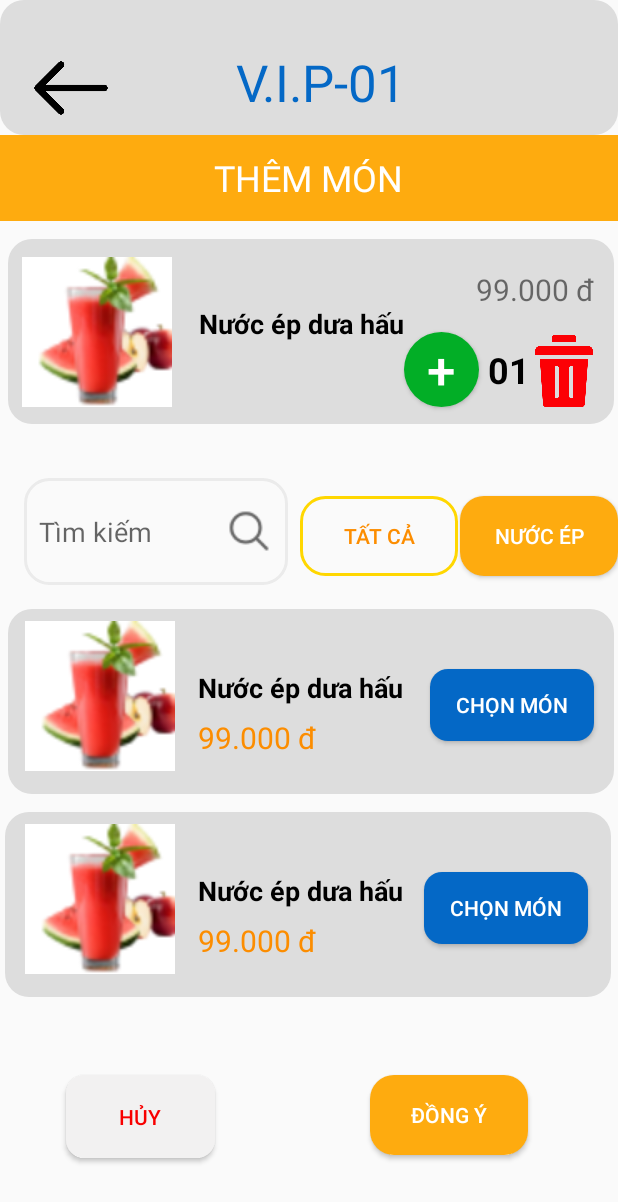
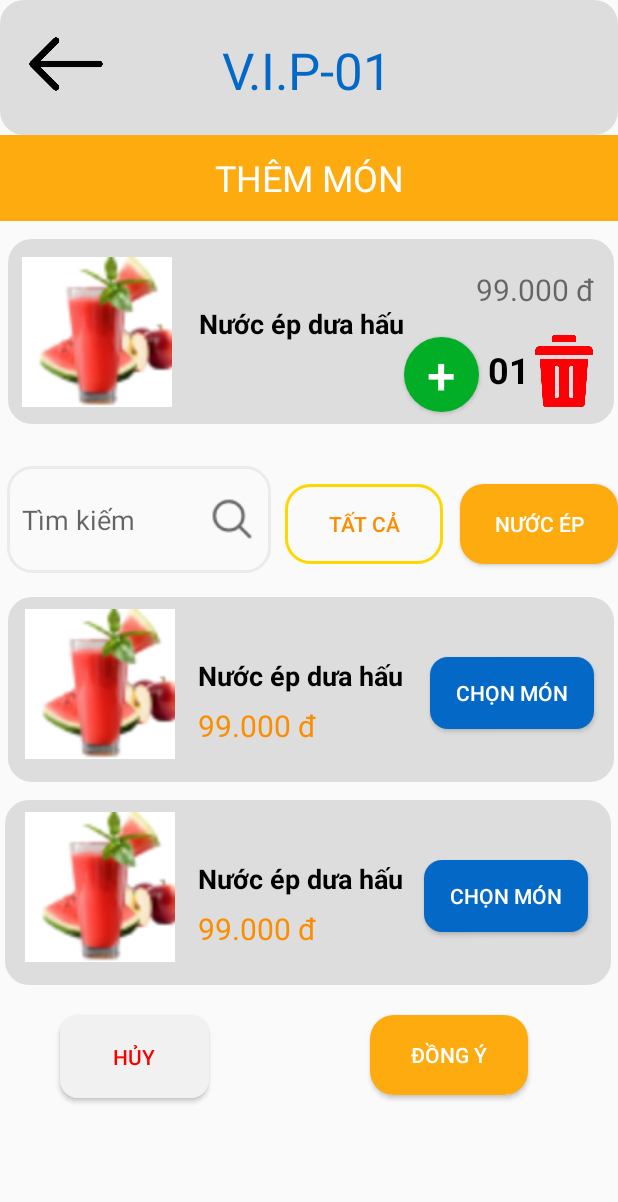
Before and after one commit to truongvu1508/BeanyDrinks, an Android app: the them_mon_cho_ban screen opened directly, with no data from a screen before it, on a phone screen of 412 x 824 dp. Shown: the top 1202 px of the screen. Run offline under Robolectric (Android 15) with nearby library versions, the phone set to English and light mode, and no system bars.

Commit message:
bao_update

```diff
--- a/app/src/main/res/layout/them_mon_cho_ban.xml
+++ b/app/src/main/res/layout/them_mon_cho_ban.xml
@@ -3,7 +3,8 @@
     xmlns:app="http://schemas.android.com/apk/res-auto"
     xmlns:tools="http://schemas.android.com/tools"
     android:layout_width="match_parent"
-    android:layout_height="match_parent">
+    android:layout_height="match_parent"
+    tools:ignore="MissingConstraints">
 
     <View
         android:id="@+id/roundedRectangleView5"
@@ -11,9 +12,8 @@
         android:layout_height="90dp"
         android:background="@drawable/rounded_rectangle"
         app:layout_constraintEnd_toEndOf="parent"
-        app:layout_constraintHorizontal_bias="0.428"
         app:layout_constraintStart_toStartOf="parent"
-        tools:ignore="MissingConstraints" />
+        app:layout_constraintTop_toTopOf="parent" />
 
     <View
         android:id="@+id/roundedRectangleView6"
@@ -21,7 +21,6 @@
         android:layout_height="57dp"
         android:background="#FEAB0F"
         app:layout_constraintEnd_toEndOf="parent"
-        app:layout_constraintHorizontal_bias="0.0"
         app:layout_constraintStart_toStartOf="parent"
         app:layout_constraintTop_toBottomOf="@+id/roundedRectangleView5" />
 
@@ -29,12 +28,12 @@
         android:id="@+id/textView36"
         android:layout_width="wrap_content"
         android:layout_height="wrap_content"
-        android:layout_marginTop="32dp"
+        android:layout_marginTop="24dp"
         android:text="V.I.P-01"
         android:textColor="#0468C6"
         android:textSize="34sp"
         app:layout_constraintEnd_toEndOf="parent"
-        app:layout_constraintHorizontal_bias="0.36"
+        app:layout_constraintHorizontal_bias="0.328"
         app:layout_constraintStart_toEndOf="@+id/imageButton11"
         app:layout_constraintTop_toTopOf="parent" />
 
@@ -117,11 +116,12 @@
         app:layout_constraintBottom_toBottomOf="@+id/roundedRectangleView8"
         app:layout_constraintEnd_toStartOf="@+id/imageButton12" />
 
+
     <Button
         android:id="@+id/button9"
         android:layout_width="50dp"
         android:layout_height="50dp"
-        android:layout_marginBottom="4dp"
+        android:layout_marginBottom="8dp"
         android:background="@drawable/button_circle"
         android:text="+"
         android:textColor="#FFFFFF"
@@ -129,9 +129,7 @@
         app:layout_constraintBottom_toBottomOf="@+id/roundedRectangleView8"
         app:layout_constraintEnd_toEndOf="parent"
         app:layout_constraintHorizontal_bias="0.0"
-        app:layout_constraintStart_toEndOf="@+id/textView41"
-        app:layout_constraintTop_toTopOf="@+id/roundedRectangleView8"
-        app:layout_constraintVertical_bias="0.898" />
+        app:layout_constraintStart_toEndOf="@+id/textView41" />
 
     <TextView
         android:id="@+id/textView41"
@@ -227,20 +225,18 @@
         app:layout_constraintStart_toEndOf="@+id/imageView7"
         app:layout_constraintTop_toTopOf="@+id/roundedRectangleView9" />
 
+
     <ImageButton
         android:id="@+id/imageButton11"
         android:layout_width="62dp"
         android:layout_height="53dp"
-        android:layout_alignTop="@+id/textView17"
-        android:layout_alignBottom="@+id/textView17"
-        android:layout_marginTop="32dp"
-
+        android:layout_marginTop="16dp"
         android:background="#FFDDDDDD"
         android:contentDescription="Nút quay lại"
         android:scaleType="centerInside"
         android:src="@drawable/_114883"
         app:layout_constraintEnd_toEndOf="parent"
-        app:layout_constraintHorizontal_bias="0.045"
+        app:layout_constraintHorizontal_bias="0.037"
         app:layout_constraintStart_toStartOf="parent"
         app:layout_constraintTop_toTopOf="parent" />
 
@@ -253,24 +249,23 @@
         android:textColor="@color/white"
         android:textSize="24sp"
         app:layout_constraintEnd_toEndOf="parent"
-        app:layout_constraintHorizontal_bias="0.498"
         app:layout_constraintStart_toStartOf="@+id/roundedRectangleView6"
         app:layout_constraintTop_toBottomOf="@+id/roundedRectangleView5" />
+
 
     <EditText
         android:id="@+id/editTextText9"
         android:layout_width="176dp"
         android:layout_height="71dp"
-        android:layout_marginTop="36dp"
+        android:layout_marginTop="28dp"
         android:background="@drawable/edittext_border_timkiem"
         android:drawableRight="@drawable/search"
-        android:ems="10"
         android:hint="Tìm kiếm"
         android:inputType="text"
         android:paddingStart="10dp"
         android:paddingEnd="10dp"
         app:layout_constraintEnd_toEndOf="parent"
-        app:layout_constraintHorizontal_bias="0.068"
+        app:layout_constraintHorizontal_bias="0.021"
         app:layout_constraintStart_toStartOf="parent"
         app:layout_constraintTop_toBottomOf="@+id/roundedRectangleView8" />
 
@@ -305,13 +300,13 @@
         android:id="@+id/button15"
         android:layout_width="105dp"
         android:layout_height="53dp"
-        android:layout_marginTop="52dp"
+        android:layout_marginTop="20dp"
         android:layout_marginEnd="44dp"
         android:background="@drawable/rounded_button"
         android:text="đồng ý"
         android:textColor="#FFFFFF"
         app:layout_constraintEnd_toEndOf="parent"
-        app:layout_constraintHorizontal_bias="0.865"
+        app:layout_constraintHorizontal_bias="0.869"
         app:layout_constraintStart_toEndOf="@+id/button14"
         app:layout_constraintTop_toBottomOf="@+id/roundedRectangleView9" />
 
@@ -345,8 +340,8 @@
         android:id="@+id/button14"
         android:layout_width="99dp"
         android:layout_height="55dp"
-        android:layout_marginStart="44dp"
-        android:layout_marginTop="52dp"
+        android:layout_marginStart="40dp"
+        android:layout_marginTop="20dp"
         android:background="@drawable/rounded_background"
         android:text="Hủy"
         android:textColor="#F80000"
```
